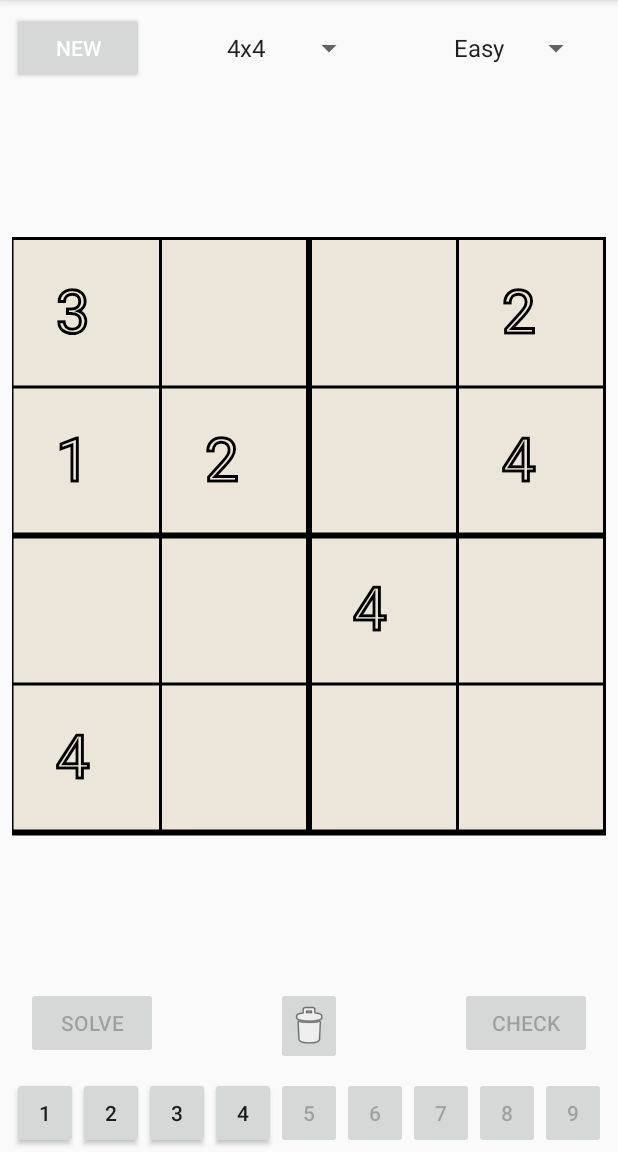
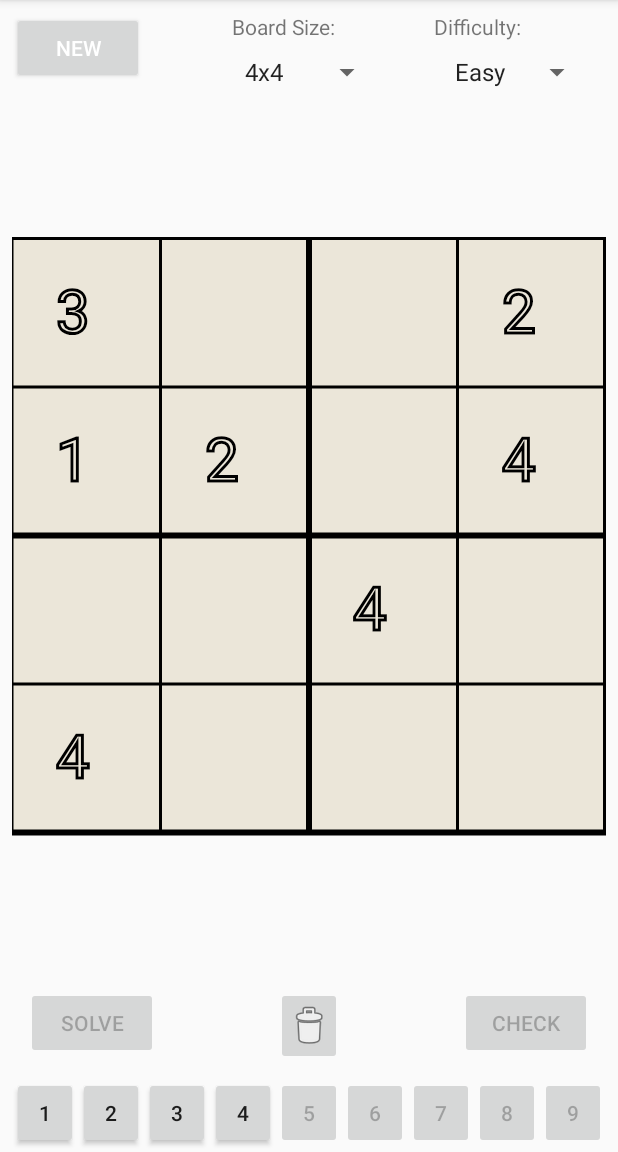
Before and after one commit to bdelgadomalanche/SudokuApp, an Android app: the screen it shows after launch (MainActivity), on a phone screen of 412 x 824 dp, the part 84-1236 px from its top. Run offline under Robolectric (Android 15) with nearby library versions, the phone set to English and light mode, and no system bars.

Commit message:
Added Spinner description

```diff
--- a/app/src/main/java/edu/utep/cs/cs4330/sudoku/MainActivity.java
+++ b/app/src/main/java/edu/utep/cs/cs4330/sudoku/MainActivity.java
@@ -289,18 +289,18 @@ public class MainActivity extends AppCompatActivity implements AdapterView.OnIte
         /* The same can be done to the onNothingSelected callback */
         switch(parent.getId()) {
             case R.id.spinner_difficulty:
-                // Do stuff for spinner1
+                // 1 for difficulty spinner
                 difficulty = position + 1;
-                toast("Spinner1: position=" + position + ", Value= " + size + ", d = " + difficulty);
+                board.difficulty = this.difficulty;
+                break;
 
-
-                break;
             case R.id.spinner_size:
-            //  Do stuff for spinner2
+            //  Do stuff for board size spinner
                 size = (position * 5) + 4;
-                toast("In switch-statement for spinner2. Value=" + parent.getItemAtPosition(position));
+                board.size = this.size;
                 break;
         }
+        toast("Spinner1: position=" + position + ", size= " + size + "x" + size + ", d = " + difficulty);
 
     }
 
--- a/app/src/main/res/layout/activity_main.xml
+++ b/app/src/main/res/layout/activity_main.xml
@@ -162,9 +162,9 @@
         android:layout_height="32dp"
         android:layout_marginEnd="8dp"
         android:layout_marginStart="8dp"
-        android:layout_marginTop="16dp"
+        android:layout_marginTop="32dp"
         app:layout_constraintEnd_toEndOf="parent"
-        app:layout_constraintHorizontal_bias="0.442"
+        app:layout_constraintHorizontal_bias="0.484"
         app:layout_constraintStart_toStartOf="@+id/new_button"
         app:layout_constraintTop_toTopOf="parent" />
 
@@ -174,9 +174,35 @@
         android:layout_height="32dp"
         android:layout_marginEnd="8dp"
         android:layout_marginStart="8dp"
-        android:layout_marginTop="16dp"
+        android:layout_marginTop="32dp"
         app:layout_constraintEnd_toEndOf="parent"
-        app:layout_constraintHorizontal_bias="0.969"
+        app:layout_constraintHorizontal_bias="0.97"
+        app:layout_constraintStart_toStartOf="parent"
+        app:layout_constraintTop_toTopOf="parent" />
+
+    <TextView
+        android:id="@+id/textView"
+        android:layout_width="wrap_content"
+        android:layout_height="wrap_content"
+        android:layout_marginEnd="8dp"
+        android:layout_marginStart="8dp"
+        android:layout_marginTop="8dp"
+        android:text="Board Size:"
+        app:layout_constraintEnd_toEndOf="parent"
+        app:layout_constraintHorizontal_bias="0.449"
+        app:layout_constraintStart_toStartOf="parent"
+        app:layout_constraintTop_toTopOf="parent" />
+
+    <TextView
+        android:id="@+id/textView2"
+        android:layout_width="wrap_content"
+        android:layout_height="wrap_content"
+        android:layout_marginEnd="8dp"
+        android:layout_marginStart="8dp"
+        android:layout_marginTop="8dp"
+        android:text="Difficulty:"
+        app:layout_constraintEnd_toEndOf="parent"
+        app:layout_constraintHorizontal_bias="0.833"
         app:layout_constraintStart_toStartOf="parent"
         app:layout_constraintTop_toTopOf="parent" />
 
```
Also changed, not shown: 26 other files.
